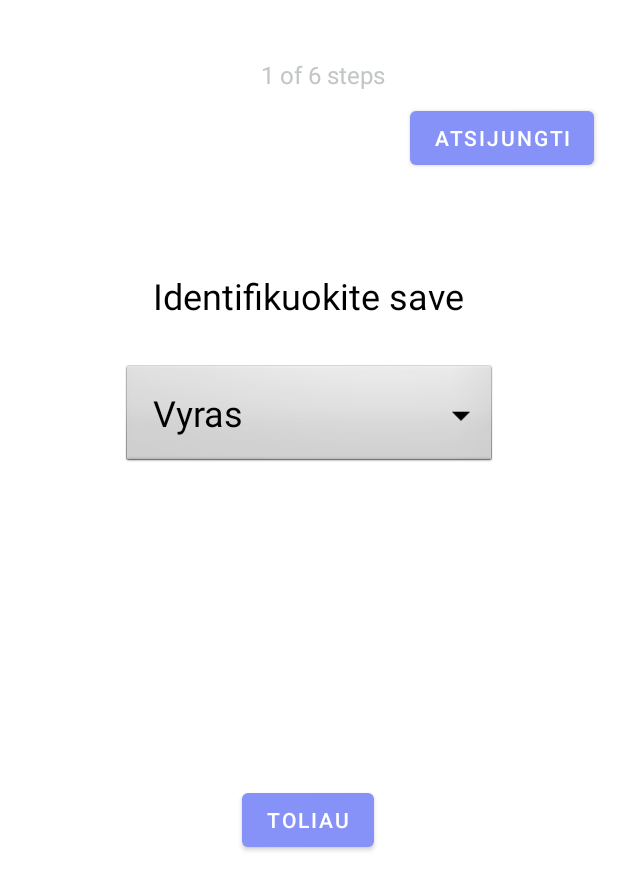
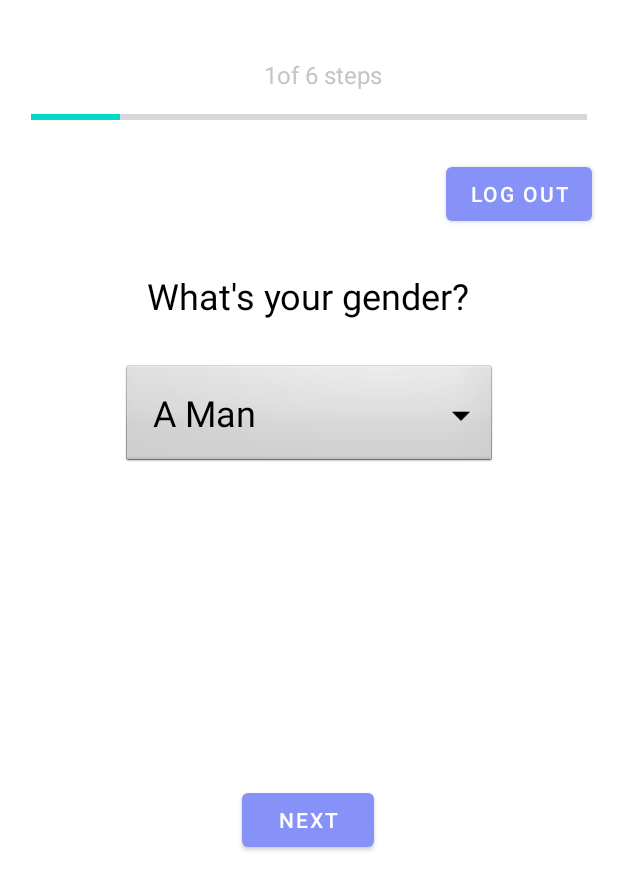
Before and after one commit to NoWaaLT/CountYourCalories, an Android app: the screen it shows after launch (MainActivity), on a phone screen of 412 x 824 dp. Shown: the top 890 px of the screen. Run offline under Robolectric (Android 15) with nearby library versions, the phone set to English and light mode, and no system bars; our stand-ins replace Firebase (no records; nobody signed in at launch, a user with empty details on screens opened directly); libraries missing offline, so code that uses them is left out: com.firebase.ui; 1 statement that could not run was skipped.

Commit message:
- Simplification of code; - Added Progress Bar; - Fixed Steps;

```diff
--- a/app/src/main/java/edu/vvk_pit_21_i_nt/countyourcalories/MainActivity.java
+++ b/app/src/main/java/edu/vvk_pit_21_i_nt/countyourcalories/MainActivity.java
@@ -1,6 +1,5 @@
 package edu.vvk_pit_21_i_nt.countyourcalories;
 
-import androidx.activity.result.ActivityResultCallback;
 import androidx.activity.result.ActivityResultLauncher;
 import androidx.annotation.NonNull;
 import androidx.appcompat.app.AppCompatActivity;
@@ -8,11 +7,11 @@ import androidx.appcompat.app.AppCompatActivity;
 import android.content.Intent;
 import android.os.Bundle;
 
-import android.util.Pair;
 import android.view.View;
 import android.widget.ArrayAdapter;
 import android.widget.Button;
 import android.widget.EditText;
+import android.widget.ProgressBar;
 import android.widget.Spinner;
 import android.widget.TextView;
 import android.util.Log;
@@ -29,29 +28,23 @@ import com.google.firebase.auth.FirebaseUser;
 import com.google.firebase.database.DataSnapshot;
 import com.google.firebase.database.DatabaseError;
 import com.google.firebase.database.DatabaseReference;
-import com.google.firebase.database.FirebaseDatabase;
 import com.google.firebase.database.ValueEventListener;
 
 import java.util.Arrays;
 import java.util.List;
-import java.util.Objects;
 
 public class MainActivity extends AppCompatActivity {
     Spinner spinner;
     Button buttonNext;
     Button buttonBack;
     TextView upperText;
-    TextView progress;
+    TextView progressText;
     EditText inputText;
     Button signoutButton;
+    ProgressBar progressBar;
     FirebaseUser user;
     private DatabaseReference mDatabase;
-    final String[] genderList = {"Vyras", "Moteris"};
-    final String[] mainGoal = {"Auginti masę", "Numesti svorio", "Išlaikyti svorį"};
-    final String[] activityDesc = {"0-1", "2-3", "4-5", "6-7", "2 k./d."};
-    final String[] questions = {"Identifikuokite save", "Pasirinkite savo tikslą", "Treniruočių skaičius","Įveskite savo amžių", "Įveskite savo svorį", "Įveskite savo ūgį (CM)"};
-
-    String gender;
+    String gender, stepProgress;
     int goal, age, height, targetKcal, difference;
     float activityLevel, weight, bmr;
 
@@ -81,19 +74,20 @@ public class MainActivity extends AppCompatActivity {
         buttonBack = findViewById(R.id.button_back);
         inputText = findViewById(R.id.inputText);
         signoutButton = findViewById(R.id.signout_button);
-        progress = findViewById(R.id.textViewSteps);
+        progressText = findViewById(R.id.textViewSteps);
+        progressBar = findViewById(R.id.entryProgressBar);
+
 //        signOut();
-        setUpGUI(0, genderList);
-        progress.setText((preMenuStage + 1) + " of 6 steps");
+        setUpGUI(0, getResources().getStringArray(R.array.gender_list));
+
         buttonNext.setOnClickListener(v -> {
             String inputString;
             switch (preMenuStage) {
                 case 0:
                     gender = spinner.getSelectedItem().toString();
                     preMenuStage++;
-                    setUpGUI(1, mainGoal);
+                    setUpGUI(1, getResources().getStringArray(R.array.main_goal));
                     buttonBack.setVisibility(View.VISIBLE);
-                    progress.setText((preMenuStage + 1) + " of 6 steps");
                     break;
                 case 1:
                     String goalString = spinner.getSelectedItem().toString();
@@ -114,12 +108,12 @@ public class MainActivity extends AppCompatActivity {
                             break;
                     }
                     preMenuStage++;
-                    setUpGUI(2, activityDesc);
-                    progress.setText((preMenuStage + 1) + " of 6 steps");
+                    setUpGUI(2, getResources().getStringArray(R.array.activity_desc));
                     break;
                 case 2:
                     String activityString = spinner.getSelectedItem().toString();
                     switch (activityString) {
+
                         case "0-1":
                             activityLevel = 1.2f;
                             break;
@@ -139,8 +133,7 @@ public class MainActivity extends AppCompatActivity {
                             break;
                     }
                     preMenuStage++;
-                    setUpGUI(3, "Amžius");
-                    progress.setText((preMenuStage + 1) + " of 6 steps");
+                    setUpGUI(3, getResources().getString(R.string.age));
                     spinner.setVisibility(View.INVISIBLE);
                     inputText.setVisibility(View.VISIBLE);
                     break;
@@ -149,39 +142,30 @@ public class MainActivity extends AppCompatActivity {
                     if(!inputString.isEmpty()) {
                         age = Integer.parseInt(inputString);
                         preMenuStage++;
-                        setUpGUI(4, "Svoris");
-                        progress.setText((preMenuStage + 1) + " of 6 steps");
+                        setUpGUI(4, getResources().getString(R.string.weight));
                     }
                     else {
-                        Toast.makeText(MainActivity.this, "Nepalikite tuščio laukelio!", Toast.LENGTH_SHORT).show();
+                        Toast.makeText(MainActivity.this, getResources().getString(R.string.emptyField), Toast.LENGTH_SHORT).show();
                     }
-
-
                     break;
                 case 4:
-
                     inputString = inputText.getText().toString();
                     if(!inputString.isEmpty()) {
                         weight = Float.parseFloat(inputText.getText().toString());
                         preMenuStage++;
-                        setUpGUI(5, "Ūgis");
-                        progress.setText((preMenuStage + 1) + " of 6 steps");
+                        setUpGUI(5, getResources().getString(R.string.height));
                     }
                     else {
-                        Toast.makeText(MainActivity.this, "Nepalikite tuščio laukelio!", Toast.LENGTH_SHORT).show();
+                        Toast.makeText(MainActivity.this, getResources().getString(R.string.emptyField), Toast.LENGTH_SHORT).show();
                     }
                     break;
                 case 5:
                     inputString = inputText.getText().toString();
-                    if(!inputString.equals("")) {
+                    if(!inputString.isEmpty()) {
                         height = Integer.parseInt(inputText.getText().toString());
                         bmr = calcBmr(weight, height, age, gender);
                         targetKcal = calcTargetKcal(bmr, activityLevel, difference);
-                        Log.d("TAG", "gender " + gender + ", age " + age + "," +
-                                " goal " + goal + ", height " + height + ", activityLevel " +
-                                activityLevel + ", weight " + weight + ", bmr " + bmr + ", target " + targetKcal);
 
-                        progress.setText((preMenuStage + 1) + " of 6 steps");
 // this                       addUserData();
 
 
@@ -192,7 +176,7 @@ public class MainActivity extends AppCompatActivity {
 //                        finish();
                     }
                     else {
-                        Toast.makeText(MainActivity.this, "Nepalikite tuščio laukelio!", Toast.LENGTH_SHORT).show();
+                        Toast.makeText(MainActivity.this, getResources().getString(R.string.emptyField), Toast.LENGTH_SHORT).show();
                     }
                     break;
                 default:
@@ -204,40 +188,37 @@ public class MainActivity extends AppCompatActivity {
             if(preMenuStage != 0) {
                 switch(preMenuStage) {
                     case 1:
-                        setUpGUI(0, genderList);
                         preMenuStage--;
+                        setUpGUI(0, getResources().getStringArray(R.array.gender_list));
                         buttonBack.setVisibility(View.INVISIBLE);
                         break;
                     case 2:
-                        setUpGUI(1, mainGoal);
                         preMenuStage--;
+                        setUpGUI(1, getResources().getStringArray(R.array.main_goal));
                         break;
                     case 3:
-                        setUpGUI(2, activityDesc);
+                        preMenuStage--;
+                        setUpGUI(2, getResources().getStringArray(R.array.activity_desc));
                         spinner.setVisibility(View.VISIBLE);
                         inputText.setVisibility(View.INVISIBLE);
-                        preMenuStage--;
                         break;
                     case 4:
-                        setUpGUI(3, "Amžius");
                         preMenuStage--;
+                        setUpGUI(3, getResources().getString(R.string.age));
                         break;
                     case 5:
-                        setUpGUI(4, "Ūgis");
                         preMenuStage--;
+                        setUpGUI(4, getResources().getString(R.string.height));
                         break;
                     case 6:
-                        setUpGUI(5, "Svoris");
                         preMenuStage--;
+                        setUpGUI(5, getResources().getString(R.string.weight));
                         break;
                     default:
                         break;
                 }
             }
         });
-
-
-
     }
 
     private final ActivityResultLauncher<Intent> signInLauncher = registerForActivityResult(
@@ -299,7 +280,6 @@ public class MainActivity extends AppCompatActivity {
                 .build();
         signInLauncher.launch(signInIntent);
 
-
     }
     void signOut() {
         signoutButton.setOnClickListener(new View.OnClickListener() {
@@ -328,17 +308,20 @@ public class MainActivity extends AppCompatActivity {
 
 
     private void setUpGUI(int questionNum, String[] valuesArr) {
-        upperText.setText(questions[questionNum]);
+        upperText.setText(getResources().getStringArray(R.array.questions)[questionNum]);
         ArrayAdapter<String> adapter = new ArrayAdapter<>(this, R.layout.custom_dropdown_item, valuesArr);
         adapter.setDropDownViewResource(R.layout.custom_dropdown_item);
         spinner.setAdapter(adapter);
+        progressStepsPrint();
+        progressBar.setProgress((int) (100 * ((float) (questionNum + 1) / 6)));
     }
 
     private void setUpGUI(int questionNum, String name) {
-        upperText.setText(questions[questionNum]);
+        upperText.setText(getResources().getStringArray(R.array.questions)[questionNum]);
         inputText.setText("");
         inputText.setHint(name);
-//        progress.setText((preMenuStage + 1));
+        progressStepsPrint();
+        progressBar.setProgress((int) (100 * ((float) (questionNum + 1) / 6)));
     }
 
     private float calcBmr(float weight, int height, int age, String gender) {
@@ -356,6 +339,12 @@ public class MainActivity extends AppCompatActivity {
     private int calcTargetKcal(float bmr, float activityLevel, int difference) {
         return (int) (bmr * activityLevel) + difference;
     }
+
+    private void progressStepsPrint() {
+        stepProgress = (preMenuStage + 1) + getResources().getString(R.string.totalSteps);
+        progressText.setText(stepProgress);
+    }
+
 
     private int calcTargetProtein(int goal,  int targetKcal) {
         int proteins;
@@ -387,7 +376,7 @@ public class MainActivity extends AppCompatActivity {
         int fat;
         if (goal == 0) {
             fat = targetKcal / 100 * 25;
-        } else if (goal == 1){
+        } else if (goal == 1) {
             fat = targetKcal / 100 * 25;
         } else {
             fat = targetKcal/ 100 * 25;
--- a/app/src/main/res/layout/activity_main.xml
+++ b/app/src/main/res/layout/activity_main.xml
@@ -46,7 +46,7 @@
         android:layout_height="wrap_content"
         android:layout_marginTop="28dp"
         android:background="@android:drawable/editbox_background"
-        android:hint="Amžius"
+        android:hint="@string/age"
         android:inputType="number"
         android:visibility="invisible"
         app:layout_constraintEnd_toEndOf="parent"
@@ -61,7 +61,7 @@
         android:layout_marginTop="186dp"
         android:layout_marginEnd="159dp"
         android:layout_marginBottom="229dp"
-        android:text="Toliau"
+        android:text="@string/next"
         app:layout_constraintBottom_toBottomOf="parent"
         app:layout_constraintEnd_toEndOf="parent"
         app:layout_constraintStart_toStartOf="parent"
@@ -78,7 +78,7 @@
         app:layout_constraintHorizontal_bias="0.944"
         app:layout_constraintStart_toStartOf="parent"
         app:layout_constraintTop_toTopOf="parent"
-        app:layout_constraintVertical_bias="0.513" />
+        app:layout_constraintVertical_bias="0.792" />
 
     <Button
         android:id="@+id/button_back"
@@ -88,7 +88,7 @@
         android:layout_marginTop="26dp"
         android:layout_marginEnd="164dp"
         android:layout_marginBottom="155dp"
-        android:text="Atgal"
+        android:text="@string/back"
         android:visibility="invisible"
         app:layout_constraintBottom_toBottomOf="parent"
         app:layout_constraintEnd_toEndOf="parent"
@@ -118,4 +118,17 @@
         android:orientation="horizontal"
         app:layout_constraintGuide_begin="20dp" />
 
+    <ProgressBar
+        android:id="@+id/entryProgressBar"
+        style="?android:attr/progressBarStyleHorizontal"
+        android:layout_width="0dp"
+        android:layout_height="wrap_content"
+        app:layout_constraintWidth_percent="0.9"
+        android:layout_marginTop="4dp"
+        android:layout_marginBottom="89dp"
+        app:layout_constraintBottom_toTopOf="@+id/textView2"
+        app:layout_constraintEnd_toEndOf="parent"
+        app:layout_constraintStart_toStartOf="parent"
+        app:layout_constraintTop_toBottomOf="@+id/textViewSteps" />
+
 </androidx.constraintlayout.widget.ConstraintLayout>
--- /dev/null
+++ b/app/src/main/res/values/arrays.xml
@@ -0,0 +1,27 @@
+<?xml version="1.0" encoding="utf-8"?>
+<resources>
+    <string-array name="gender_list">
+        <item>A Man</item>
+        <item>A Woman</item>
+    </string-array>
+    <string-array name="main_goal">
+        <item>@string/goal_gain_mass</item>
+        <item>@string/goal_lose_weight</item>
+        <item>@string/goal_maintain_weight</item>
+    </string-array>
+    <string-array name="activity_desc">
+        <item>0-1</item>
+        <item>2-3</item>
+        <item>4-5</item>
+        <item>6-7</item>
+        <item>2 k./d.</item>
+    </string-array>
+    <string-array name="questions">
+        <item>What\'s your gender?</item>
+        <item>What\'s your goal?</item>
+        <item>What\'s your activity level?</item>
+        <item>What\'s your age?</item>
+        <item>What\'s your weight?</item>
+        <item>What\'s your height?</item>
+    </string-array>
+</resources>
--- a/app/src/main/res/values/strings.xml
+++ b/app/src/main/res/values/strings.xml
@@ -1,8 +1,20 @@
 <resources>
-    <string name="app_name">Maisto Kalorijų skaičiuoklė</string>
+    <string name="app_name">Nutrition Calorie Counter</string>
 
-    <string name="sign_out_button_text">Atsijungti</string>
-    <!-- TODO: Remove or change this placeholder text -->
+    <string name="sign_out_button_text">Log Out</string>
+    <string name="next">Next</string>
+    <string name="back">Back</string>
     <string name="hello_blank_fragment">Hello blank fragment</string>
-
+    <string name="welcome_message">Welcome to MyApp!</string>
+    <string name="error_message">An error occurred. Please try again later.</string>
+    <string name="button_next">Next</string>
+    <string name="button_back">Back</string>
+    <string name="goal_gain_mass">Gain weight</string>
+    <string name="goal_lose_weight">Lose weight</string>
+    <string name="goal_maintain_weight">Maintain weight</string>
+    <string name="age">Age</string>
+    <string name="weight">Weight</string>
+    <string name="height">Height</string>
+    <string name="emptyField">Fill empty field!</string>
+    <string name="totalSteps"> of 6 steps</string>
 </resources>
```
